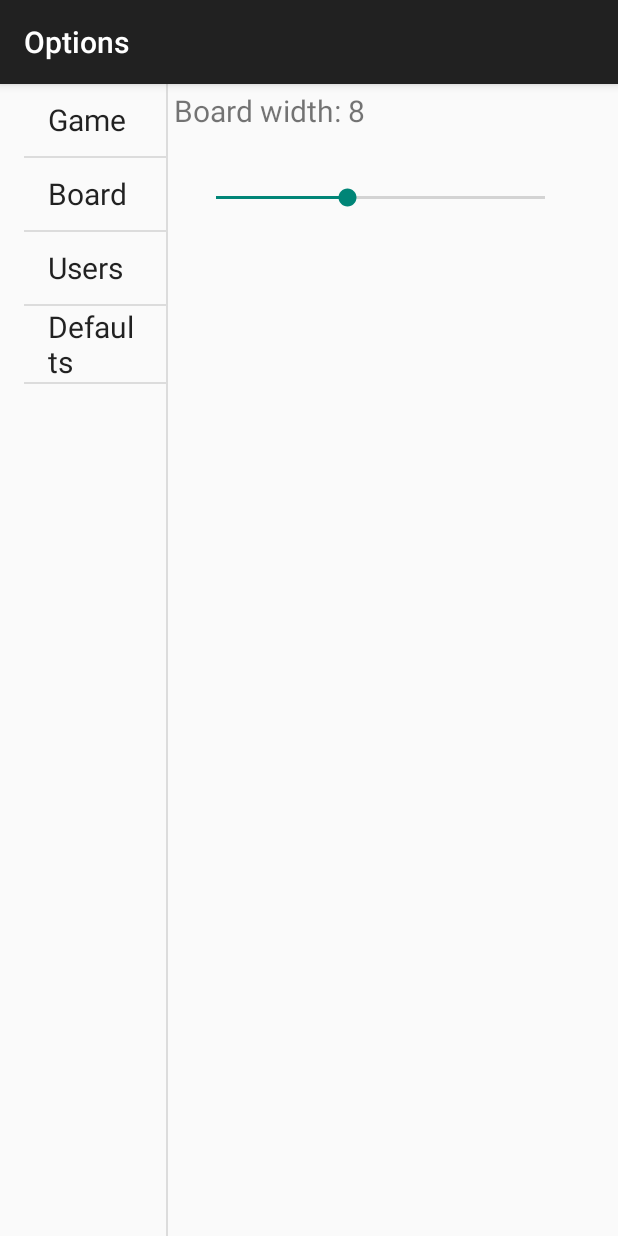
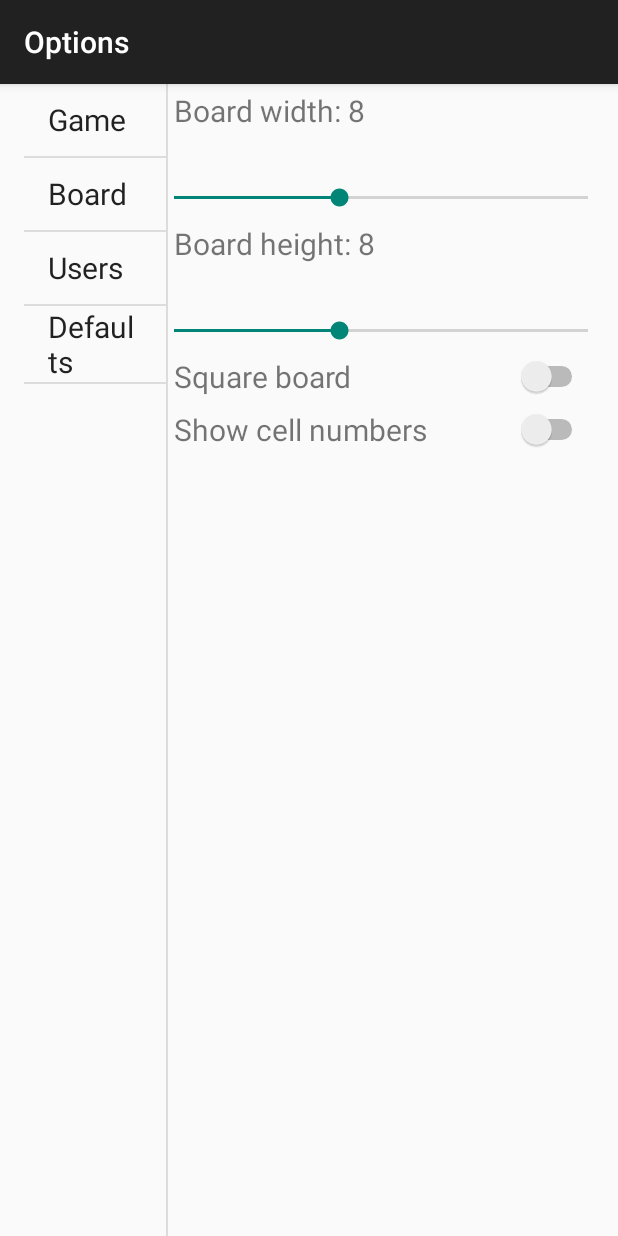
Before and after one commit to rozdy/epidemy, an Android app: the fragment OptionsDetailFragment placed in its activity, after a tap on "Board", on a phone screen of 412 x 824 dp. Run offline under Robolectric (Android 15) with nearby library versions, the phone set to English and light mode, and no system bars; libraries missing offline, so code that uses them is left out: yuku.ambilwarna; 2 statements that could not run were skipped; 1 other tap on this screen came first.

Commit message:
Style changes.

```diff
--- a/app/src/main/java/com/rozdy/epidemy/ui/options/OptionsDetailFragment.java
+++ b/app/src/main/java/com/rozdy/epidemy/ui/options/OptionsDetailFragment.java
@@ -152,7 +152,6 @@ public class OptionsDetailFragment extends Fragment {
     }
 
     private void initBoardOptions(final View rootView) {
-
         final TextView boardWidthCaption = (TextView) rootView.findViewById(R.id.board_width_caption);
         boardWidthCaption.setText(getString(R.string.board_width)
                 + Options.getInstance().getBoardOptions().getWidth());
--- a/app/src/main/res/layout/fragment_board_options_detail.xml
+++ b/app/src/main/res/layout/fragment_board_options_detail.xml
@@ -16,37 +16,18 @@
         android:layout_height="wrap_content"
         android:layout_below="@id/board_width_caption" />
 
-    <LinearLayout
-        android:id="@+id/board_width_layout"
+    <SeekBar
+        android:id="@+id/board_width_seek_bar"
         android:layout_width="match_parent"
         android:layout_height="wrap_content"
         android:layout_below="@id/board_width"
-        android:orientation="horizontal">
-
-        <View
-            android:layout_width="0dp"
-            android:layout_height="wrap_content"
-            android:layout_weight="1" />
-
-        <SeekBar
-            android:id="@+id/board_width_seek_bar"
-            android:layout_width="0dp"
-            android:layout_height="wrap_content"
-            android:layout_weight="8"
-            android:padding="@dimen/padding" />
-
-        <View
-            android:layout_width="0dp"
-            android:layout_height="wrap_content"
-            android:layout_weight="1" />
-
-    </LinearLayout>
+        android:padding="@dimen/padding" />
 
     <TextView
         android:id="@+id/board_height_caption"
         android:layout_width="wrap_content"
         android:layout_height="wrap_content"
-        android:layout_below="@id/board_width_layout"
+        android:layout_below="@id/board_width_seek_bar"
         android:padding="@dimen/padding"
         android:text="@string/board_height" />
 
@@ -56,37 +37,18 @@
         android:layout_height="wrap_content"
         android:layout_below="@id/board_height_caption" />
 
-    <LinearLayout
-        android:id="@+id/board_height_layout"
+    <SeekBar
+        android:id="@+id/board_height_seek_bar"
         android:layout_width="match_parent"
         android:layout_height="wrap_content"
         android:layout_below="@id/board_height"
-        android:orientation="horizontal">
-
-        <View
-            android:layout_width="0dp"
-            android:layout_height="wrap_content"
-            android:layout_weight="1" />
-
-        <SeekBar
-            android:id="@+id/board_height_seek_bar"
-            android:layout_width="0dp"
-            android:layout_height="wrap_content"
-            android:layout_weight="8"
-            android:padding="@dimen/padding" />
-
-        <View
-            android:layout_width="0dp"
-            android:layout_height="wrap_content"
-            android:layout_weight="1" />
-
-    </LinearLayout>
+        android:padding="@dimen/padding" />
 
     <TextView
         android:id="@+id/square_board_caption"
         android:layout_width="wrap_content"
         android:layout_height="wrap_content"
-        android:layout_below="@id/board_height_layout"
+        android:layout_below="@id/board_height_seek_bar"
         android:padding="@dimen/padding"
         android:text="@string/square_board" />
 
@@ -95,7 +57,7 @@
         android:layout_width="wrap_content"
         android:layout_height="wrap_content"
         android:layout_alignParentRight="true"
-        android:layout_below="@id/board_height_layout"
+        android:layout_below="@id/board_height_seek_bar"
         android:padding="@dimen/padding" />
 
     <TextView
```
